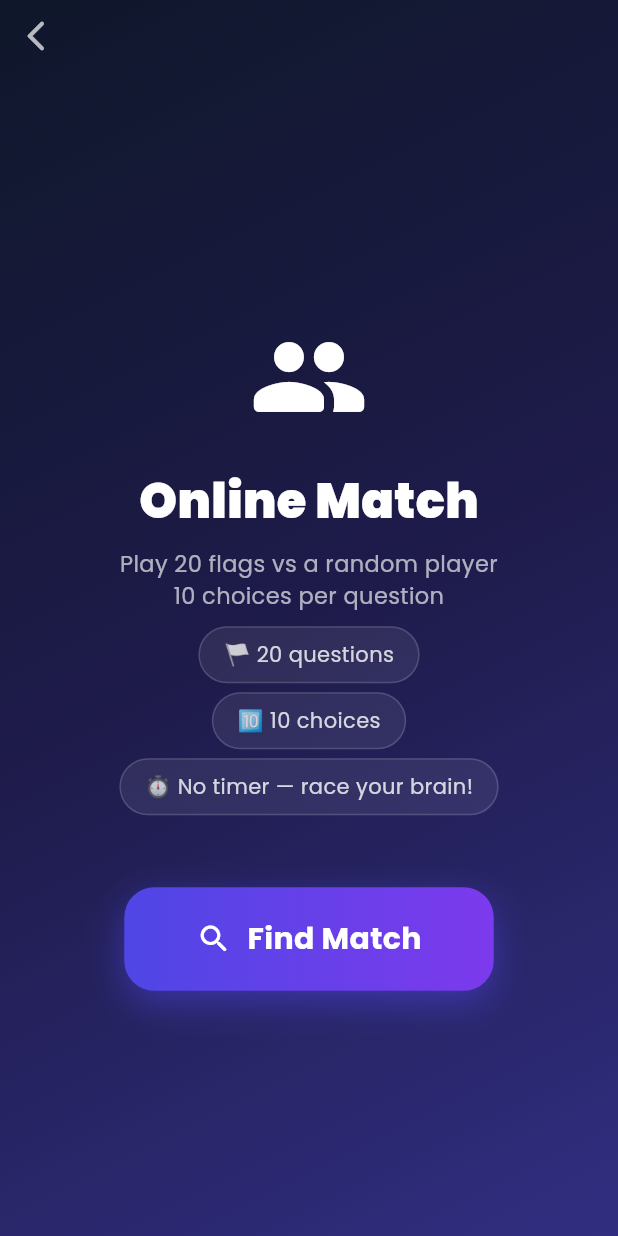
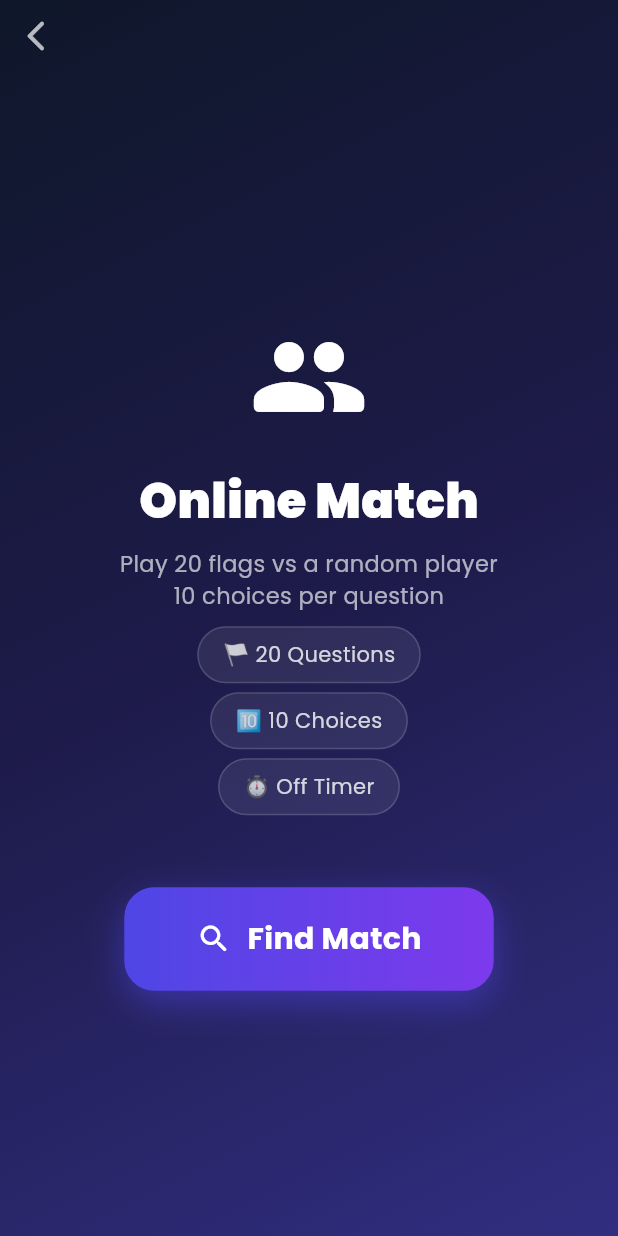
Before and after one commit to v7s7/geoguess, a Flutter app: the screen it shows once a user with an empty profile is signed in, after a tap on "Online", on a phone screen of 412 x 824 dp. Run offline on Flutter 3.47's test engine with Material 3 defaults, Android fonts, the phone set to English and light mode, and no system bars; drawn by our look-alikes of flutter_animate; our stand-ins replace audioplayers, cached_network_image, cloud_firestore, firebase_auth, firebase_core, google_fonts and 2 more; accounts and stored records are empty; network calls fail.

Commit message:
feat: cross-platform multiplayer + full Arabic support
- Fix Firestore matchmaking: replace isNotEqualTo compound query with
  client-side filtering to avoid composite-index requirement, enabling
  web<->iOS cross-platform play
- Localize multiplayer lobby and game pages (all hardcoded EN strings
  replaced with l10n keys)
- Fix multiplayer game showing opt.nameEn → opt.localizedName(context)
  so Arabic players see country names in Arabic during online games
- Add Arabic translations for all new multiplayer/home strings
- Localize home page: Game Modes, Speed, Battle, Leaderboard,
  Achievements, Online, premium banner, review banner

https://claude.ai/code/session_017aTPfQjRrNnGvsBw8ukphz

```diff
--- a/lib/l10n/app_localizations.dart
+++ b/lib/l10n/app_localizations.dart
@@ -439,6 +439,33 @@ abstract class AppLocalizations {
   /// In en, this message translates to:
   /// **'Typing Mode (No Choices)'**
   String get typeMode;
+
+  // ── Multiplayer / Online ───────────────────────────────────────────────────
+
+  String get onlineMatch;
+  String get onlineMatchDesc;
+  String get findMatch;
+  String get searchingOpponent;
+  String get findingBestMatch;
+  String get waitingForPlayer;
+  String get roomCreated;
+  String get youWon;
+  String get youLost;
+  String get waitingForOpponentFinish;
+  String get youLabel;
+  String get opponent;
+  String get connectionError;
+
+  // ── Home page labels ───────────────────────────────────────────────────────
+
+  String get gameModes;
+  String get speedMode;
+  String get battleMode;
+  String get leaderboard;
+  String get achievements;
+  String get online;
+  String get unlockAllFlags;
+  String get oneTimePurchase;
 }
 
 class _AppLocalizationsDelegate
--- a/lib/pages/home_page.dart
+++ b/lib/pages/home_page.dart
@@ -237,9 +237,9 @@ class _HomePageState extends State<HomePage> {
               child: Column(
                 crossAxisAlignment: CrossAxisAlignment.start,
                 children: [
-                  const Text(
-                    'Game Modes',
-                    style: TextStyle(
+                  Text(
+                    l10n.gameModes,
+                    style: const TextStyle(
                       fontSize: 13,
                       fontWeight: FontWeight.w700,
                       color: Colors.black54,
@@ -251,7 +251,7 @@ class _HomePageState extends State<HomePage> {
                     children: [
                       _ModeCard(
                         icon: Icons.bolt_rounded,
-                        label: 'Speed',
+                        label: l10n.speedMode,
                         color: const Color(0xFFEF4444),
                         enabled: !_isLoading,
                         onTap: () => Navigator.push(
@@ -264,7 +264,7 @@ class _HomePageState extends State<HomePage> {
                       const SizedBox(width: 10),
                       _ModeCard(
                         icon: Icons.map_rounded,
-                        label: 'Battle',
+                        label: l10n.battleMode,
                         color: AppColors.secondary,
                         enabled: !_isLoading,
                         onTap: () => Navigator.push(
@@ -315,7 +315,7 @@ class _HomePageState extends State<HomePage> {
                   Expanded(
                     child: _SocialButton(
                       icon: Icons.leaderboard_rounded,
-                      label: 'Leaderboard',
+                      label: l10n.leaderboard,
                       color: AppColors.gold,
                       onTap: () => _requireAuth(context, () => const LeaderboardPage()),
                     ),
@@ -324,7 +324,7 @@ class _HomePageState extends State<HomePage> {
                   Expanded(
                     child: _SocialButton(
                       icon: Icons.military_tech_rounded,
-                      label: 'Achievements',
+                      label: l10n.achievements,
                       color: const Color(0xFF14B8A6),
                       onTap: () => _requireAuth(context, () => const AchievementsPage()),
                     ),
@@ -333,7 +333,7 @@ class _HomePageState extends State<HomePage> {
                   Expanded(
                     child: _SocialButton(
                       icon: Icons.wifi_rounded,
-                      label: 'Online',
+                      label: l10n.online,
                       color: const Color(0xFF10B981),
                       onTap: () => _requireAuth(
                         context,
@@ -564,7 +564,7 @@ class _ReviewBanner extends StatelessWidget {
             const SizedBox(width: 10),
             Expanded(
               child: Text(
-                'Review $count mistake${count > 1 ? 's' : ''}',
+                '${AppLocalizations.of(context)!.reviewMistakes} ($count)',
                 style: const TextStyle(
                   color: AppColors.warning,
                   fontWeight: FontWeight.w700,
@@ -601,21 +601,21 @@ class _PremiumBanner extends StatelessWidget {
           children: [
             const Icon(Icons.workspace_premium, color: AppColors.gold, size: 26),
             const SizedBox(width: 12),
-            const Expanded(
+            Expanded(
               child: Column(
                 crossAxisAlignment: CrossAxisAlignment.start,
                 children: [
                   Text(
-                    'Unlock All 250+ Flags',
-                    style: TextStyle(
+                    AppLocalizations.of(context)!.unlockAllFlags,
+                    style: const TextStyle(
                       color: Colors.white,
                       fontSize: 13,
                       fontWeight: FontWeight.bold,
                     ),
                   ),
                   Text(
-                    'One-time purchase',
-                    style: TextStyle(color: Colors.white38, fontSize: 11),
+                    AppLocalizations.of(context)!.oneTimePurchase,
+                    style: const TextStyle(color: Colors.white38, fontSize: 11),
                   ),
                 ],
               ),
--- a/lib/pages/online/multiplayer_lobby_page.dart
+++ b/lib/pages/online/multiplayer_lobby_page.dart
@@ -2,6 +2,7 @@ import 'dart:async';
 import 'package:flutter/material.dart';
 import 'package:flutter_animate/flutter_animate.dart';
 import 'package:provider/provider.dart';
+import '../../l10n/app_localizations.dart';
 import '../../models/country.dart';
 import '../../services/auth_service.dart';
 import '../../services/multiplayer_service.dart';
@@ -39,7 +40,6 @@ class _MultiplayerLobbyPageState extends State<MultiplayerLobbyPage>
   void dispose() {
     _pulseCtrl.dispose();
     _roomSub?.cancel();
-    // Clean up if still waiting
     if (_state == _LobbyState.waiting && _roomId != null && _isPlayer1) {
       _service.deleteRoom(_roomId!);
     }
@@ -48,6 +48,7 @@ class _MultiplayerLobbyPageState extends State<MultiplayerLobbyPage>
 
   Future<void> _findMatch() async {
     final auth = context.read<AuthService>();
+    final l10n = AppLocalizations.of(context)!;
     final uid = auth.uid!;
     final username = auth.displayName ?? 'Player';
     final cca2s = widget.countries.map((c) => c.cca2).toList();
@@ -55,7 +56,6 @@ class _MultiplayerLobbyPageState extends State<MultiplayerLobbyPage>
     setState(() { _state = _LobbyState.searching; _error = null; });
 
     try {
-      // First try to join an existing room
       final joined = await _service.findAndJoinRoom(uid: uid, username: username);
 
       if (joined != null) {
@@ -63,7 +63,6 @@ class _MultiplayerLobbyPageState extends State<MultiplayerLobbyPage>
         _isPlayer1 = false;
         _listenToRoom(joined);
       } else {
-        // Create a new room and wait
         final created = await _service.createRoom(uid: uid, username: username, allCca2s: cca2s);
         _roomId = created;
         _isPlayer1 = true;
@@ -71,7 +70,7 @@ class _MultiplayerLobbyPageState extends State<MultiplayerLobbyPage>
         _listenToRoom(created);
       }
     } catch (e) {
-      if (mounted) setState(() { _state = _LobbyState.idle; _error = 'Connection error. Check your internet and try again.'; });
+      if (mounted) setState(() { _state = _LobbyState.idle; _error = l10n.connectionError; });
     }
   }
 
@@ -117,7 +116,6 @@ class _MultiplayerLobbyPageState extends State<MultiplayerLobbyPage>
         child: SafeArea(
           child: Column(
             children: [
-              // Back
               Align(
                 alignment: Alignment.topLeft,
                 child: IconButton(
@@ -125,13 +123,10 @@ class _MultiplayerLobbyPageState extends State<MultiplayerLobbyPage>
                   onPressed: _state == _LobbyState.waiting ? _cancel : () => Navigator.pop(context),
                 ),
               ),
-
               Expanded(
                 child: Column(
                   mainAxisAlignment: MainAxisAlignment.center,
-                  children: [
-                    _buildContent(),
-                  ],
+                  children: [_buildContent()],
                 ),
               ),
             ],
@@ -150,21 +145,22 @@ class _MultiplayerLobbyPageState extends State<MultiplayerLobbyPage>
   }
 
   Widget _buildIdle() {
+    final l10n = AppLocalizations.of(context)!;
     return Column(
       children: [
         const Icon(Icons.people_rounded, size: 80, color: Colors.white)
             .animate().scale(duration: 600.ms, curve: Curves.elasticOut),
         const SizedBox(height: 20),
-        const Text('Online Match', style: TextStyle(fontSize: 32, fontWeight: FontWeight.w900, color: Colors.white)),
+        Text(l10n.onlineMatch, style: const TextStyle(fontSize: 32, fontWeight: FontWeight.w900, color: Colors.white)),
         const SizedBox(height: 8),
-        Text('Play 20 flags vs a random player\n10 choices per question',
+        Text(l10n.onlineMatchDesc,
             style: TextStyle(color: Colors.white.withOpacity(0.65), fontSize: 15), textAlign: TextAlign.center),
         const SizedBox(height: 10),
-        _RuleChip('🏳 20 questions'),
+        _RuleChip('🏳 20 ${l10n.question}s'),
         const SizedBox(height: 6),
-        _RuleChip('🔟 10 choices'),
+        _RuleChip('🔟 10 ${l10n.choicesCount.split(' ').last}'),
         const SizedBox(height: 6),
-        _RuleChip('⏱ No timer — race your brain!'),
+        _RuleChip('⏱ ${l10n.off} ${l10n.timer}'),
         const SizedBox(height: 48),
         if (_error != null)
           Padding(
@@ -184,12 +180,12 @@ class _MultiplayerLobbyPageState extends State<MultiplayerLobbyPage>
               borderRadius: BorderRadius.circular(20),
               boxShadow: [BoxShadow(color: AppColors.primary.withOpacity(0.5), blurRadius: 20, offset: const Offset(0, 8))],
             ),
-            child: const Row(
+            child: Row(
               mainAxisSize: MainAxisSize.min,
               children: [
-                Icon(Icons.search_rounded, color: Colors.white, size: 24),
-                SizedBox(width: 10),
-                Text('Find Match', style: TextStyle(color: Colors.white, fontSize: 20, fontWeight: FontWeight.bold)),
+                const Icon(Icons.search_rounded, color: Colors.white, size: 24),
+                const SizedBox(width: 10),
+                Text(l10n.findMatch, style: const TextStyle(color: Colors.white, fontSize: 20, fontWeight: FontWeight.bold)),
               ],
             ),
           ),
@@ -199,6 +195,7 @@ class _MultiplayerLobbyPageState extends State<MultiplayerLobbyPage>
   }
 
   Widget _buildSearching() {
+    final l10n = AppLocalizations.of(context)!;
     return Column(
       children: [
         const SizedBox(
@@ -206,14 +203,15 @@ class _MultiplayerLobbyPageState extends State<MultiplayerLobbyPage>
           child: CircularProgressIndicator(color: Colors.white, strokeWidth: 3),
         ),
         const SizedBox(height: 20),
-        const Text('Searching for opponent...', style: TextStyle(color: Colors.white, fontSize: 20, fontWeight: FontWeight.bold)),
+        Text(l10n.searchingOpponent, style: const TextStyle(color: Colors.white, fontSize: 20, fontWeight: FontWeight.bold)),
         const SizedBox(height: 8),
-        Text('Finding the best match for you', style: TextStyle(color: Colors.white.withOpacity(0.6))),
+        Text(l10n.findingBestMatch, style: TextStyle(color: Colors.white.withOpacity(0.6))),
       ],
     );
   }
 
   Widget _buildWaiting() {
+    final l10n = AppLocalizations.of(context)!;
     return Column(
       children: [
         AnimatedBuilder(
@@ -229,14 +227,14 @@ class _MultiplayerLobbyPageState extends State<MultiplayerLobbyPage>
           ),
         ),
         const SizedBox(height: 24),
-        const Text('Waiting for a player...', style: TextStyle(color: Colors.white, fontSize: 22, fontWeight: FontWeight.bold)),
+        Text(l10n.waitingForPlayer, style: const TextStyle(color: Colors.white, fontSize: 22, fontWeight: FontWeight.bold)),
         const SizedBox(height: 8),
-        Text('Room created! Hang tight.', style: TextStyle(color: Colors.white.withOpacity(0.6))),
+        Text(l10n.roomCreated, style: TextStyle(color: Colors.white.withOpacity(0.6))),
         const SizedBox(height: 40),
         TextButton.icon(
           onPressed: _cancel,
           icon: const Icon(Icons.close, color: Colors.white60),
-          label: const Text('Cancel', style: TextStyle(color: Colors.white60)),
+          label: Text(l10n.cancel, style: const TextStyle(color: Colors.white60)),
         ),
       ],
     );
```
Also changed, not shown: lib/l10n/app_localizations_ar.dart (+67 -0 lines), lib/l10n/app_localizations_en.dart (+67 -0 lines), lib/pages/online/multiplayer_game_page.dart (+19 -29 lines), lib/services/multiplayer_service.dart (+17 -9 lines).
